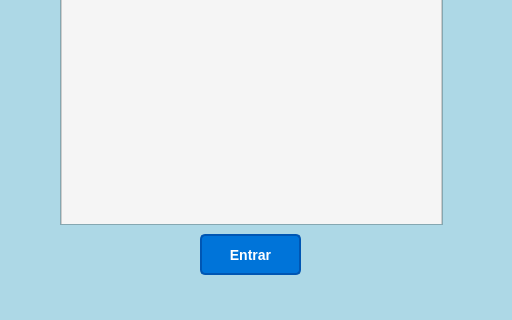
Old version of the form src/interfaces/ModeloListaChats.ui in the repository fornari03/ChatWF; both pictures show x 0 to 512 and y 286 to 606 of the 512 by 606 pixel window.
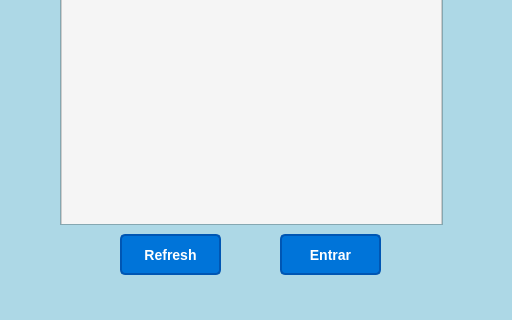
New version of the form.

What changed in the file:
```diff
--- a/src/interfaces/ModeloListaChats.ui
+++ b/src/interfaces/ModeloListaChats.ui
@@ -45,7 +45,7 @@
    <widget class="QPushButton" name="pushButtonEntrar">
     <property name="geometry">
      <rect>
-      <x>200</x>
+      <x>280</x>
       <y>520</y>
       <width>101</width>
       <height>41</height>
@@ -224,6 +224,28 @@
      <string>Criar</string>
     </property>
    </widget>
+   <widget class="QPushButton" name="pushButtonRefresh">
+    <property name="geometry">
+     <rect>
+      <x>120</x>
+      <y>520</y>
+      <width>101</width>
+      <height>41</height>
+     </rect>
+    </property>
+    <property name="styleSheet">
+     <string notr="true">    background-color: #0074D9;
+    color: #FFFFFF; 
+    border: 2px solid #0056b3; 
+    border-radius: 5px; 
+    padding: 5px 15px;
+    font-size: 14px;
+    font-weight: bold;</string>
+    </property>
+    <property name="text">
+     <string>Refresh</string>
+    </property>
+   </widget>
   </widget>
   <widget class="QMenuBar" name="menubar">
    <property name="geometry">
```
